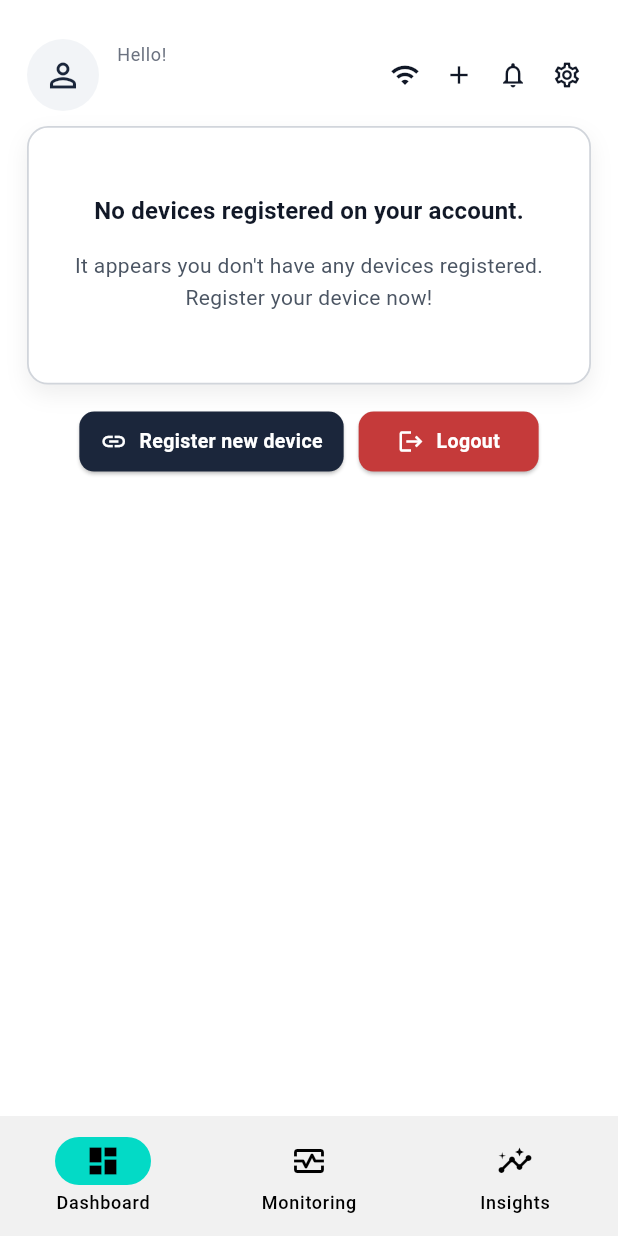
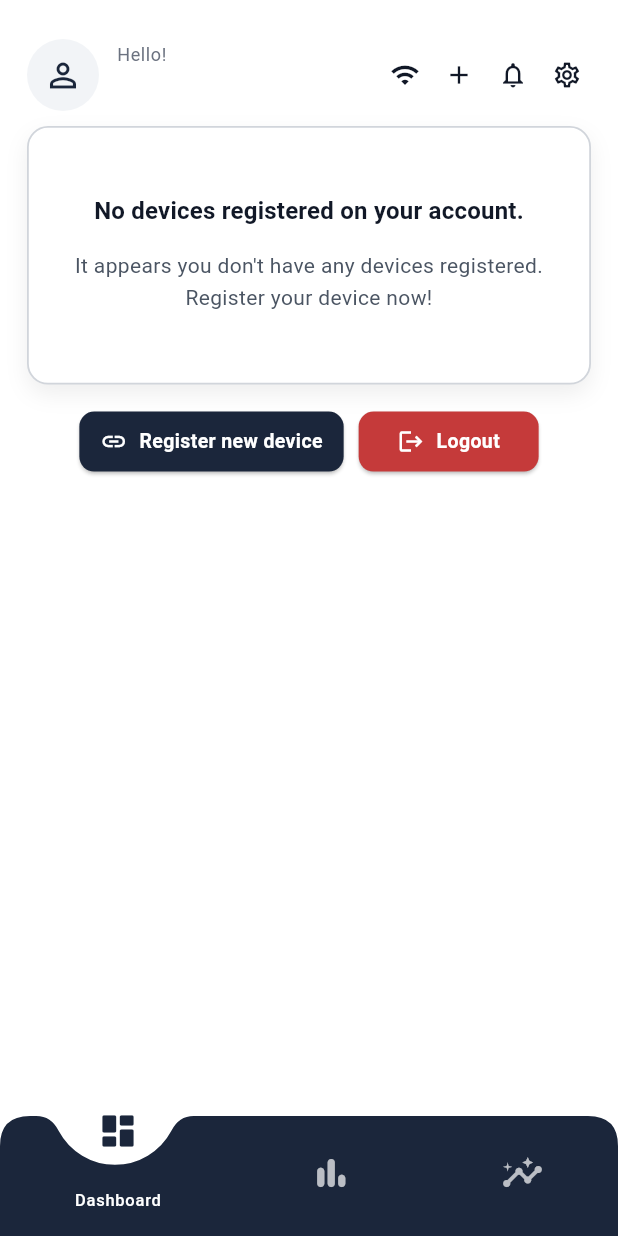
Before and after one commit to RedPatata13/aerosaurreal, a Flutter app: the HomePage screen opened by its route, on a phone screen of 412 x 824 dp. Run offline on Flutter 3.47's test engine with Material 3 defaults, Android fonts, the light colour scheme and no system bars; our stand-ins replace cloud_firestore, firebase_auth, firebase_core, flutter_dotenv, flutter_svg, google_sign_in; accounts and stored records are empty; project files that could hold a hidden picture were left out.

Commit message:
modify menu bar

```diff
--- /dev/null
+++ b/lib/components/navbar.dart
@@ -0,0 +1,159 @@
+import 'package:flutter/material.dart';
+
+class CustomBottomNav extends StatelessWidget {
+  final int currentIndex;
+  final Function(int) onTap;
+
+  const CustomBottomNav({
+    super.key,
+    required this.currentIndex,
+    required this.onTap,
+  });
+
+  @override
+  Widget build(BuildContext context) {
+    final double width = MediaQuery.of(context).size.width;
+    final double horizontalPadding = 12 * 2;
+    final double itemWidth = (width - horizontalPadding) / 3;
+    final double circleDiameter = 85;
+    final double iconSize = 28;
+    final theme = Theme.of(context);
+    final colors = theme.colorScheme;
+
+    final List<String> pageNames = ["Dashboard", "Monitoring", "Insights"];
+
+    return TweenAnimationBuilder<double>(
+      tween: Tween<double>(
+        begin: 12 + currentIndex * itemWidth + (itemWidth / 2),
+        end: 12 + currentIndex * itemWidth + (itemWidth / 2),
+      ),
+      duration: const Duration(milliseconds: 300),
+      curve: Curves.easeInOut,
+      builder: (context, animatedNotchCenter, child) {
+        return Stack(
+          clipBehavior: Clip.none,
+          children: [
+            ClipPath(
+              clipper: BottomNavClipper(
+                notchCenter: animatedNotchCenter,
+                notchRadius: circleDiameter / 2,
+              ),
+              child: Container(height: 80, color: colors.primary),
+            ),
+
+            SizedBox(
+              height: 80,
+              child: Row(
+                mainAxisAlignment: MainAxisAlignment.spaceAround,
+                children: List.generate(_icons.length, (index) {
+                  final bool isActive = index == currentIndex;
+
+                  return GestureDetector(
+                    onTap: () => onTap(index),
+                    child: Column(
+                      mainAxisSize: MainAxisSize.min,
+                      children: [
+                        TweenAnimationBuilder<double>(
+                          tween: Tween<double>(
+                            begin: 0,
+                            end: isActive ? -20 : 0,
+                          ),
+                          duration: const Duration(milliseconds: 300),
+                          curve: Curves.easeInOut,
+                          builder: (context, value, child) {
+                            return Transform.translate(
+                              offset: Offset(0, value),
+                              child: Icon(
+                                _icons[index],
+                                size: iconSize,
+                                color: isActive
+                                    ? colors.primary
+                                    : colors.onPrimary.withOpacity(0.7),
+                              ),
+                            );
+                          },
+                        ),
+                        const SizedBox(height: 4),
+                        AnimatedOpacity(
+                          duration: const Duration(milliseconds: 300),
+                          opacity: isActive ? 1 : 0,
+                          child: isActive
+                              ? Text(
+                                  pageNames[index],
+                                  style: theme.textTheme.labelSmall?.copyWith(
+                                    color: colors.onPrimary,
+                                    fontWeight: FontWeight.w500,
+                                  ),
+                                )
+                              : const SizedBox.shrink(),
+                        ),
+                      ],
+                    ),
+                  );
+                }),
+              ),
+            ),
+          ],
+        );
+      },
+    );
+  }
+}
+
+final List<IconData> _icons = [
+  Icons.dashboard_rounded,
+  Icons.bar_chart_rounded,
+  Icons.insights_rounded,
+];
+
+class BottomNavClipper extends CustomClipper<Path> {
+  final double notchCenter;
+  final double notchRadius;
+  final double cornerRadius;
+
+  BottomNavClipper({
+    required this.notchCenter,
+    required this.notchRadius,
+    this.cornerRadius = 20,
+  });
+
+  @override
+  Path getClip(Size size) {
+    final Path path = Path();
+
+    path.moveTo(0, cornerRadius);
+    path.quadraticBezierTo(0, 0, cornerRadius, 0);
+
+    path.lineTo(notchCenter - notchRadius - 10, 0);
+    path.quadraticBezierTo(
+      notchCenter - notchRadius,
+      0,
+      notchCenter - notchRadius + 5,
+      10,
+    );
+    path.arcToPoint(
+      Offset(notchCenter + notchRadius - 5, 10),
+      radius: Radius.circular(notchRadius),
+      clockwise: false,
+    );
+    path.quadraticBezierTo(
+      notchCenter + notchRadius,
+      0,
+      notchCenter + notchRadius + 10,
+      0,
+    );
+
+    path.lineTo(size.width - cornerRadius, 0);
+    path.quadraticBezierTo(size.width, 0, size.width, cornerRadius);
+    path.lineTo(size.width, size.height);
+    path.lineTo(0, size.height);
+    path.close();
+
+    return path;
+  }
+
+  @override
+  bool shouldReclip(covariant BottomNavClipper oldClipper) {
+    return oldClipper.notchCenter != notchCenter;
+  }
+}
--- a/lib/pages/home.dart
+++ b/lib/pages/home.dart
@@ -9,6 +9,7 @@ import 'insights.dart';
 import 'device_management.dart';
 import '../models/device.dart';
 import '../platform/system_settings.dart';
+import '../components/navbar.dart';
 
 class HomePage extends StatefulWidget {
   const HomePage({super.key});
@@ -46,8 +47,10 @@ class _HomePageState extends State<HomePage> {
 
     final uid = currentUser.uid;
 
-    _userDocStream =
-        FirebaseFirestore.instance.collection('users').doc(uid).snapshots();
+    _userDocStream = FirebaseFirestore.instance
+        .collection('users')
+        .doc(uid)
+        .snapshots();
   }
 
   // Refactored logout function to handle the sign out and navigation safely.
@@ -155,8 +158,9 @@ class _HomePageState extends State<HomePage> {
         final safeSelectedIndex = devicesForUi.isEmpty
             ? 0
             : _selectedDeviceIndex.clamp(0, devicesForUi.length - 1);
-        final selectedDevice =
-            devicesForUi.isEmpty ? null : devicesForUi[safeSelectedIndex];
+        final selectedDevice = devicesForUi.isEmpty
+            ? null
+            : devicesForUi[safeSelectedIndex];
 
         return Scaffold(
           body: SafeArea(
@@ -212,8 +216,10 @@ class _HomePageState extends State<HomePage> {
                                         ? devicesForUi
                                         : _deviceState;
                                     _deviceState = current
-                                        .map((d) =>
-                                            d.id == updated.id ? updated : d)
+                                        .map(
+                                          (d) =>
+                                              d.id == updated.id ? updated : d,
+                                        )
                                         .toList(growable: false);
                                   });
                                 },
@@ -231,85 +237,21 @@ class _HomePageState extends State<HomePage> {
                           ],
                         )
                       : _NoDeviceContent(
-                          onRegisterDevice: () => _showRegisterDeviceDialog(uid),
+                          onRegisterDevice: () =>
+                              _showRegisterDeviceDialog(uid),
                           onLogout: _handleLogoutAndRedirect,
                         ),
                 ),
               ],
             ),
           ),
-          bottomNavigationBar: isDark
-              ? NavigationBarTheme(
-                  data: NavigationBarThemeData(
-                    backgroundColor: const Color(0xFF415A77),
-                    indicatorColor: Colors.transparent,
-                    iconTheme: WidgetStateProperty.resolveWith((states) {
-                      if (states.contains(WidgetState.selected)) {
-                        return const IconThemeData(color: Colors.white);
-                      }
-                      return const IconThemeData(color: Color(0xFF9CA3AF));
-                    }),
-                    labelTextStyle: WidgetStateProperty.resolveWith((states) {
-                      final selected = states.contains(WidgetState.selected);
-                      return TextStyle(
-                        color: selected
-                            ? Colors.white
-                            : const Color(0xFF9CA3AF),
-                        fontWeight:
-                            selected ? FontWeight.w700 : FontWeight.w500,
-                      );
-                    }),
-                  ),
-                  child: NavigationBar(
-                    selectedIndex: _selectedIndex,
-                    onDestinationSelected: (value) {
+          bottomNavigationBar: CustomBottomNav(
+            currentIndex: _selectedIndex,
+            onTap: (value) {
               setState(() {
                 _selectedIndex = value;
               });
             },
-                    destinations: const [
-                      NavigationDestination(
-                        icon: Icon(Icons.dashboard_outlined),
-                        selectedIcon: Icon(Icons.dashboard),
-                        label: 'Dashboard',
-                      ),
-                      NavigationDestination(
-                        icon: Icon(Icons.monitor_heart_outlined),
-                        selectedIcon: Icon(Icons.monitor_heart),
-                        label: 'Monitoring',
-                      ),
-                      NavigationDestination(
-                        icon: Icon(Icons.insights_outlined),
-                        selectedIcon: Icon(Icons.insights),
-                        label: 'Insights',
-                      ),
-                    ],
-                  ),
-                )
-              : NavigationBar(
-                  selectedIndex: _selectedIndex,
-                  onDestinationSelected: (value) {
-                    setState(() {
-                      _selectedIndex = value;
-                    });
-                  },
-                  destinations: const [
-                    NavigationDestination(
-                      icon: Icon(Icons.dashboard_outlined),
-                      selectedIcon: Icon(Icons.dashboard),
-                      label: 'Dashboard',
-                    ),
-                    NavigationDestination(
-                      icon: Icon(Icons.monitor_heart_outlined),
-                      selectedIcon: Icon(Icons.monitor_heart),
-                      label: 'Monitoring',
-                    ),
-                    NavigationDestination(
-                      icon: Icon(Icons.insights_outlined),
-                      selectedIcon: Icon(Icons.insights),
-                      label: 'Insights',
-                    ),
-                  ],
           ),
         );
       },
@@ -334,9 +276,11 @@ class _HomeHeader extends StatelessWidget {
     final isDark = theme.brightness == Brightness.dark;
     const navy = Color(0xFF1B263B);
     const slate = Color(0xFF415A77);
-    final titleColor =
-        isDark ? const Color(0xFFF3F4F6) : const Color(0xFF111827);
-    final bodySmall = theme.textTheme.bodySmall ?? const TextStyle(fontSize: 12);
+    final titleColor = isDark
+        ? const Color(0xFFF3F4F6)
+        : const Color(0xFF111827);
+    final bodySmall =
+        theme.textTheme.bodySmall ?? const TextStyle(fontSize: 12);
     final titleMedium =
         theme.textTheme.titleMedium ?? const TextStyle(fontSize: 16);
 
@@ -442,14 +386,18 @@ class _NoDeviceContent extends StatelessWidget {
     const slate = Color(0xFF415A77);
     const danger = Color(0xFFC53A3A);
     final cardBg = isDark ? const Color(0xFF1F2228) : Colors.white;
-    final cardBorder =
-        isDark ? const Color(0xFF2B2F36) : const Color(0xFFD1D5DB);
-    final titleColor =
-        isDark ? const Color(0xFFF3F4F6) : const Color(0xFF111827);
-    final bodyColor =
-        isDark ? const Color(0xFFB9C0CB) : const Color(0xFF4B5563);
+    final cardBorder = isDark
+        ? const Color(0xFF2B2F36)
+        : const Color(0xFFD1D5DB);
+    final titleColor = isDark
+        ? const Color(0xFFF3F4F6)
+        : const Color(0xFF111827);
+    final bodyColor = isDark
+        ? const Color(0xFFB9C0CB)
+        : const Color(0xFF4B5563);
     final primaryButton = isDark ? slate : navy;
-    final bodyMedium = theme.textTheme.bodyMedium ?? const TextStyle(fontSize: 14);
+    final bodyMedium =
+        theme.textTheme.bodyMedium ?? const TextStyle(fontSize: 14);
     final titleMedium =
         theme.textTheme.titleMedium ?? const TextStyle(fontSize: 16);
 
@@ -489,10 +437,7 @@ class _NoDeviceContent extends StatelessWidget {
                   Text(
                     "It appears you don't have any devices registered. Register your device now!",
                     textAlign: TextAlign.center,
-                    style: bodyMedium.copyWith(
-                      color: bodyColor,
-                      height: 1.5,
-                    ),
+                    style: bodyMedium.copyWith(color: bodyColor, height: 1.5),
                   ),
                   const SizedBox(height: 18),
                 ],
@@ -578,8 +523,9 @@ class _TopIconButton extends StatelessWidget {
 
   @override
   Widget build(BuildContext context) {
-    final effectiveColor =
-        active ? color.withValues(alpha: 0.45) : color.withValues(alpha: 1);
+    final effectiveColor = active
+        ? color.withValues(alpha: 0.45)
+        : color.withValues(alpha: 1);
     return IconButton(
       onPressed: active ? null : onPressed,
       tooltip: tooltip,
@@ -653,10 +599,13 @@ class _RegisterDeviceDialogState extends State<_RegisterDeviceDialog> {
     final theme = Theme.of(context);
     final isDark = theme.brightness == Brightness.dark;
     final colorScheme = theme.colorScheme;
-    final isComplete =
-        _controllers.every((controller) => controller.text.isNotEmpty);
+    final isComplete = _controllers.every(
+      (controller) => controller.text.isNotEmpty,
+    );
     final dialogBg = isDark ? const Color(0xFF1F2228) : Colors.white;
-    final dialogText = isDark ? const Color(0xFFB9C0CB) : const Color(0xFF374151);
+    final dialogText = isDark
+        ? const Color(0xFFB9C0CB)
+        : const Color(0xFF374151);
 
     return Dialog(
       shape: RoundedRectangleBorder(borderRadius: BorderRadius.circular(16)),
@@ -697,7 +646,9 @@ class _RegisterDeviceDialogState extends State<_RegisterDeviceDialog> {
                       Icon(
                         Icons.smartphone,
                         size: 82,
-                      color: isDark ? const Color(0xFF415A77) : colorScheme.primary,
+                        color: isDark
+                            ? const Color(0xFF415A77)
+                            : colorScheme.primary,
                       ),
                       const SizedBox(height: 12),
                       Text(
@@ -729,7 +680,8 @@ class _RegisterDeviceDialogState extends State<_RegisterDeviceDialog> {
                                   child: _CodeBox(
                                     controller: _controllers[index],
                                     focusNode: _focusNodes[index],
-                                  onChanged: (value) => _onChanged(index, value),
+                                    onChanged: (value) =>
+                                        _onChanged(index, value),
                                     onSubmitted: (_) {
                                       if (index == 5 && isComplete) _submit();
                                     },
@@ -810,7 +762,8 @@ class _CodeBoxState extends State<_CodeBox> {
     const navy = Color(0xFF1B263B);
     final fill = isDark ? const Color(0xFF3A3A3A) : const Color(0xFFD9D9D9);
     final border = isDark ? const Color(0xFF4A4A4A) : const Color(0xFFC8C8C8);
-    final titleMedium = theme.textTheme.titleMedium ?? const TextStyle(fontSize: 16);
+    final titleMedium =
+        theme.textTheme.titleMedium ?? const TextStyle(fontSize: 16);
     final codeStyle = titleMedium.copyWith(
       fontWeight: FontWeight.w700,
       fontSize: (titleMedium.fontSize ?? 16) - 2,
@@ -874,7 +827,8 @@ class _DeviceRegisteredDialog extends StatefulWidget {
   const _DeviceRegisteredDialog({required this.uid, required this.code});
 
   @override
-  State<_DeviceRegisteredDialog> createState() => _DeviceRegisteredDialogState();
+  State<_DeviceRegisteredDialog> createState() =>
+      _DeviceRegisteredDialogState();
 }
 
 class _DeviceRegisteredDialogState extends State<_DeviceRegisteredDialog> {
@@ -905,9 +859,9 @@ class _DeviceRegisteredDialogState extends State<_DeviceRegisteredDialog> {
     } catch (e) {
       if (!mounted) return;
       setState(() => _saving = false);
-      ScaffoldMessenger.of(context).showSnackBar(
-        SnackBar(content: Text('Failed to add device: $e')),
-      );
+      ScaffoldMessenger.of(
+        context,
+      ).showSnackBar(SnackBar(content: Text('Failed to add device: $e')));
     }
   }
 
@@ -919,10 +873,15 @@ class _DeviceRegisteredDialogState extends State<_DeviceRegisteredDialog> {
     final bodyMedium =
         theme.textTheme.bodyMedium ?? const TextStyle(fontSize: 14);
     final dialogBg = isDark ? const Color(0xFF1F2228) : Colors.white;
-    final titleColor = isDark ? const Color(0xFFF3F4F6) : const Color(0xFF111827);
-    final inputFill = isDark ? const Color(0xFF3A3A3A) : const Color(0xFFD9D9D9);
-    final inputBorder =
-        isDark ? const Color(0xFF4A4A4A) : const Color(0xFFC8C8C8);
+    final titleColor = isDark
+        ? const Color(0xFFF3F4F6)
+        : const Color(0xFF111827);
+    final inputFill = isDark
+        ? const Color(0xFF3A3A3A)
+        : const Color(0xFFD9D9D9);
+    final inputBorder = isDark
+        ? const Color(0xFF4A4A4A)
+        : const Color(0xFFC8C8C8);
 
     return Dialog(
       shape: RoundedRectangleBorder(borderRadius: BorderRadius.circular(16)),
@@ -944,7 +903,9 @@ class _DeviceRegisteredDialogState extends State<_DeviceRegisteredDialog> {
                     children: [
                       const Spacer(),
                       IconButton(
-                        onPressed: _saving ? null : () => Navigator.of(context).pop(),
+                        onPressed: _saving
+                            ? null
+                            : () => Navigator.of(context).pop(),
                         icon: Icon(
                           Icons.close,
                           color: isDark ? Colors.white : null,
```
Lines whose indentation alone changed are shown as unchanged.
